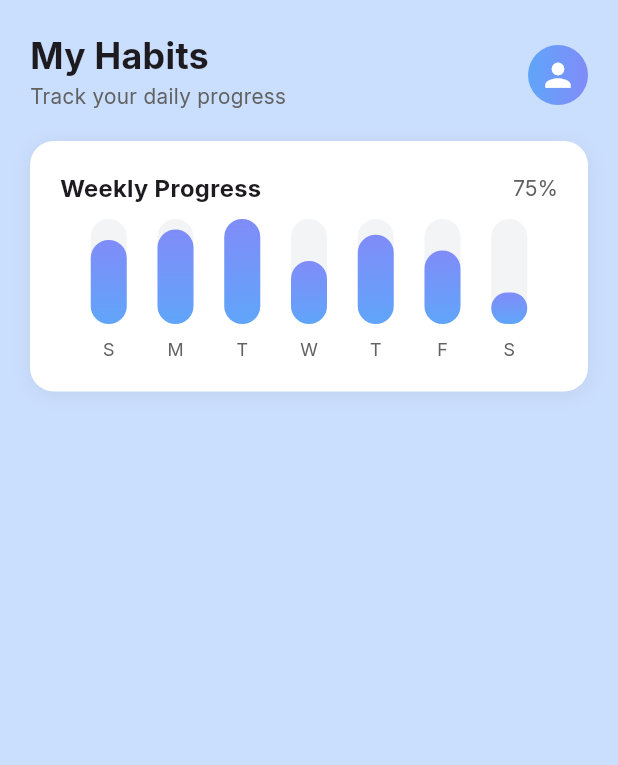
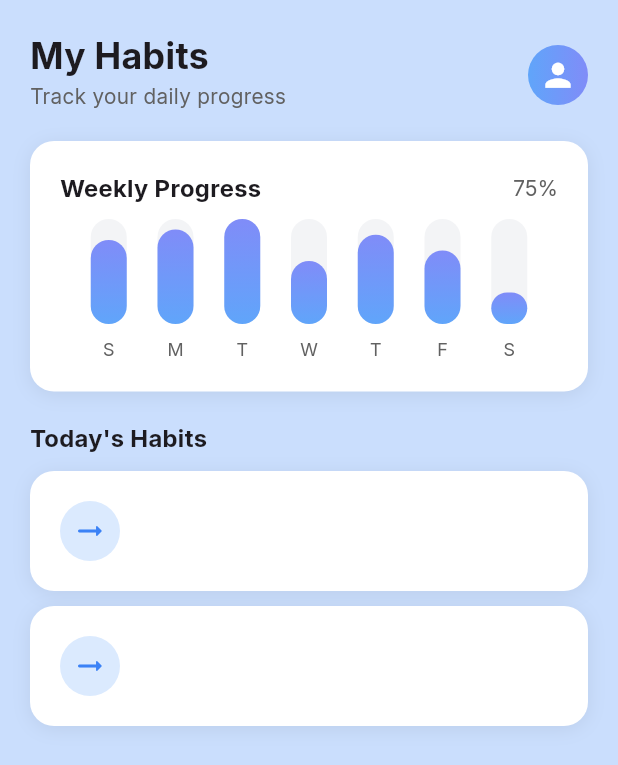
Before and after one commit to x00Adham/Habitly-App, a Flutter app: the screen it shows after launch, on a phone screen of 412 x 824 dp. Shown: the top 765 px of the screen. Run offline on Flutter 3.47's test engine with Material 3 defaults, Android fonts, the phone set to English and light mode, and no system bars.

Commit message:
habit items (tested)

```diff
--- a/lib/screens/home_page.dart
+++ b/lib/screens/home_page.dart
@@ -1,8 +1,8 @@
 import 'package:flutter/material.dart';
 import 'package:habitly/constants/colors.dart';
-import 'package:habitly/widgets/custom_bar_chart.dart';
 import 'package:habitly/widgets/my_app_bar.dart';
 import 'package:habitly/widgets/my_container.dart';
+import 'package:habitly/widgets/week_progress.dart';
 
 class HomePage extends StatelessWidget {
   const HomePage({super.key});
@@ -14,27 +14,41 @@ class HomePage extends StatelessWidget {
       body: Padding(
         padding: const EdgeInsets.all(20),
         child: Column(
+          crossAxisAlignment: CrossAxisAlignment.start,
           children: [
             MyAppBar(),
             SizedBox(height: 20),
-            MyContainer(
+            WeekProgress(),
+            SizedBox(height: 20),
+            Text(
+              "Today's Habits",
+              style: TextStyle(fontSize: 16, fontWeight: FontWeight.w600),
+            ),
+            SizedBox(height: 5),
+            Expanded(
+              child: ListView.builder(
+                itemCount: 2,
+                itemBuilder: (context, index) {
+                  return Padding(
+                    padding: const EdgeInsets.symmetric(vertical: 5),
+                    child: MyContainer(
                       children: [
                         Row(
-                  mainAxisAlignment: MainAxisAlignment.spaceBetween,
                           children: [
-                    Text(
-                      "Weekly Progress",
-                      style: TextStyle(
-                        fontSize: 16,
-                        fontWeight: FontWeight.w600,
+                            CircleAvatar(
+                              backgroundColor: Color(0xffDBEAFE),
+                              child: Icon(
+                                Icons.arrow_right_alt_rounded,
+                                color: Color(0xff3B82F6),
                               ),
                             ),
-                    Text("75%", style: TextStyle(color: mygray)),
                           ],
                         ),
-                SizedBox(height: 4),
-                CustomBarChart(),
                       ],
+                    ),
+                  );
+                },
+              ),
             ),
           ],
         ),
--- a/lib/widgets/my_container.dart
+++ b/lib/widgets/my_container.dart
@@ -13,7 +13,7 @@ class MyContainer extends StatelessWidget {
         borderRadius: BorderRadius.circular(16),
         boxShadow: [
           BoxShadow(
-            color: Colors.black.withOpacity(0.05),
+            color: Colors.black.withOpacity(0.07),
             blurRadius: 10,
             offset: Offset(0, 2),
           ),
--- /dev/null
+++ b/lib/widgets/week_progress.dart
@@ -0,0 +1,33 @@
+import 'package:flutter/widgets.dart';
+import 'package:habitly/constants/colors.dart';
+import 'package:habitly/widgets/custom_bar_chart.dart';
+import 'package:habitly/widgets/my_container.dart';
+
+class WeekProgress extends StatelessWidget {
+  const WeekProgress({
+    super.key,
+  });
+
+  @override
+  Widget build(BuildContext context) {
+    return MyContainer(
+      children: [
+        Row(
+          mainAxisAlignment: MainAxisAlignment.spaceBetween,
+          children: [
+            Text(
+              "Weekly Progress",
+              style: TextStyle(
+                fontSize: 16,
+                fontWeight: FontWeight.w600,
+              ),
+            ),
+            Text("75%", style: TextStyle(color: mygray)),
+          ],
+        ),
+        SizedBox(height: 4),
+        CustomBarChart(),
+      ],
+    );
+  }
+}
```
Also changed, not shown: lib/models/icons_model.dart (added). Lines whose indentation alone changed are shown as unchanged.
